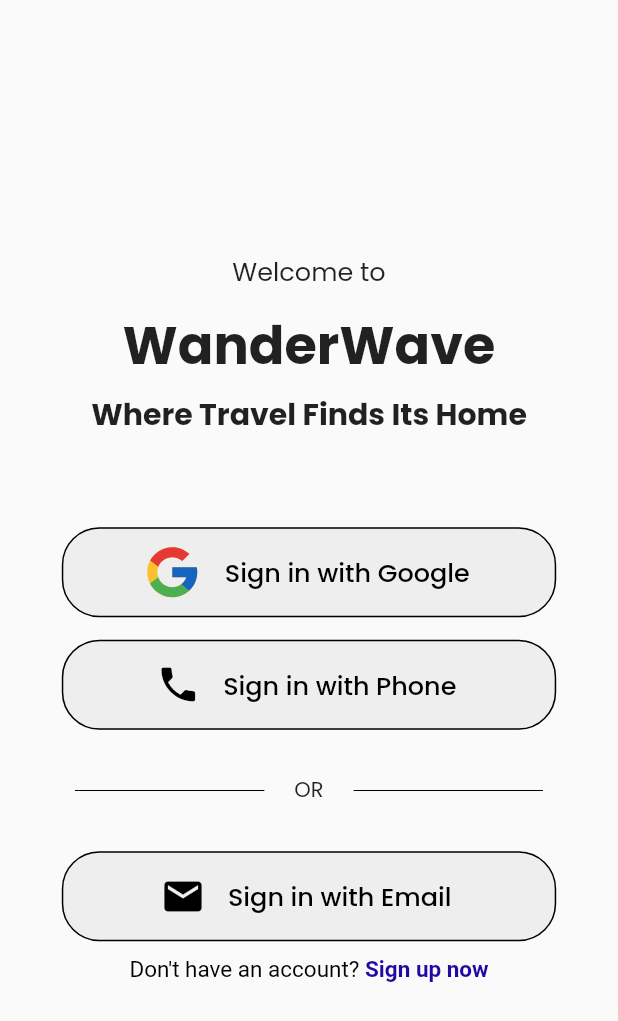
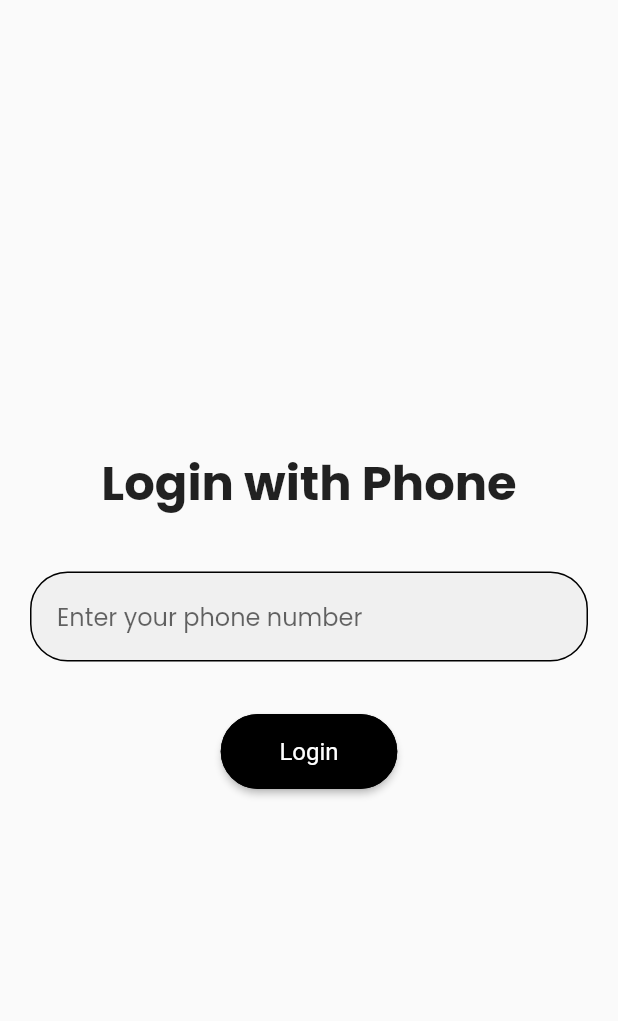
Before and after one commit to Akatsuki49/WanderWave, a Flutter app: the screen it shows after launch, after a tap on "Sign in with Phone", on a phone screen of 412 x 824 dp. Shown: the top 1021 px of the screen. Run offline on Flutter 3.47's test engine with Material 2 defaults, Android fonts, the phone set to English and light mode, and no system bars; our stand-ins replace firebase_auth, firebase_core, flutter_svg, google_fonts, google_sign_in; accounts and stored records are empty.

Commit message:
added phone auth for android but on refresh

```diff
--- a/lib/screens/auth/login_screen.dart
+++ b/lib/screens/auth/login_screen.dart
@@ -2,6 +2,7 @@ import 'package:flutter/material.dart';
 import 'package:flutter_svg/flutter_svg.dart';
 import 'package:provider/provider.dart';
 import 'package:wanderwave/screens/auth/login_email_screen.dart';
+import 'package:wanderwave/screens/auth/phone_sign_in_screen.dart';
 import 'package:wanderwave/screens/auth/signup_email_screen.dart';
 import 'package:wanderwave/services/firebase_auth_methods.dart';
 import 'package:wanderwave/widgets/auth_icon_button.dart';
@@ -63,7 +64,13 @@ class _LoginScreenState extends State<LoginScreen> {
               labelText: 'Sign in with Phone',
               isSvg: false,
               icon: Icons.phone,
-              onPress: () {},
+              onPress: () {
+                Navigator.of(context).push(MaterialPageRoute(
+                  builder: (context) {
+                    return const PhoneSignInScreen();
+                  },
+                ));
+              },
             ),
             const OrDivider(),
             AuthIconButton(
--- /dev/null
+++ b/lib/screens/auth/phone_sign_in_screen.dart
@@ -0,0 +1,82 @@
+import 'package:flutter/material.dart';
+import 'package:provider/provider.dart';
+import 'package:wanderwave/screens/profile_screen.dart';
+import 'package:wanderwave/services/firebase_auth_methods.dart';
+import 'package:wanderwave/widgets/auth_textfield.dart';
+
+class PhoneSignInScreen extends StatefulWidget {
+  const PhoneSignInScreen({super.key});
+
+  @override
+  State<PhoneSignInScreen> createState() => _PhoneSignInScreenState();
+}
+
+class _PhoneSignInScreenState extends State<PhoneSignInScreen> {
+  final TextEditingController phoneController = TextEditingController();
+
+  void loginUser() async {
+    context.read<FirebaseAuthMethods>().phoneSignIn(
+          context: context,
+          phoneNumber: phoneController.text,
+          onSignInSuccess: () {
+            Navigator.of(context).pushReplacement(
+              MaterialPageRoute(
+                builder: (context) {
+                  return const ProfileScreen();
+                },
+              ),
+            );
+          },
+        );
+  }
+
+  @override
+  Widget build(BuildContext context) {
+    return Scaffold(
+      body: Column(
+        mainAxisAlignment: MainAxisAlignment.center,
+        children: [
+          const Text(
+            "Login with Phone",
+            style: TextStyle(
+              fontSize: 32,
+              fontWeight: FontWeight.bold,
+            ),
+          ),
+          const SizedBox(height: 35),
+          Container(
+            margin: const EdgeInsets.symmetric(horizontal: 20),
+            child: AuthTextField(
+              controller: phoneController,
+              hintText: 'Enter your phone number',
+              textInputType: TextInputType.phone,
+            ),
+          ),
+          const SizedBox(height: 35),
+          ElevatedButton(
+            onPressed: loginUser,
+            style: ButtonStyle(
+              shape: MaterialStateProperty.all<RoundedRectangleBorder>(
+                RoundedRectangleBorder(
+                  borderRadius: BorderRadius.circular(25.0),
+                  side: const BorderSide(color: Colors.black),
+                ),
+              ),
+              backgroundColor: MaterialStateProperty.all(Colors.black),
+              textStyle: MaterialStateProperty.all(
+                const TextStyle(color: Colors.white),
+              ),
+              minimumSize: MaterialStateProperty.all(
+                Size(MediaQuery.of(context).size.width / 3.5, 50),
+              ),
+            ),
+            child: const Text(
+              "Login",
+              style: TextStyle(color: Colors.white, fontSize: 16),
+            ),
+          ),
+        ],
+      ),
+    );
+  }
+}
--- a/lib/widgets/auth_textfield.dart
+++ b/lib/widgets/auth_textfield.dart
@@ -3,11 +3,13 @@ import 'package:flutter/material.dart';
 class AuthTextField extends StatelessWidget {
   final TextEditingController controller;
   final String hintText;
+  final TextInputType textInputType;
 
   const AuthTextField({
     Key? key,
     required this.controller,
     required this.hintText,
+    this.textInputType = TextInputType.text,
   }) : super(key: key);
 
   @override
@@ -15,6 +17,7 @@ class AuthTextField extends StatelessWidget {
     return SizedBox(
       child: TextField(
         controller: controller,
+        keyboardType: textInputType,
         decoration: InputDecoration(
           border: OutlineInputBorder(
             borderRadius: BorderRadius.circular(25),
```
Also changed, not shown: lib/screens/profile_screen.dart (+20 -5 lines), lib/services/firebase_auth_methods.dart (+77 -1 lines), lib/widgets/otp_dialog_box.dart (added, +32 -0 lines), 1 other file.
